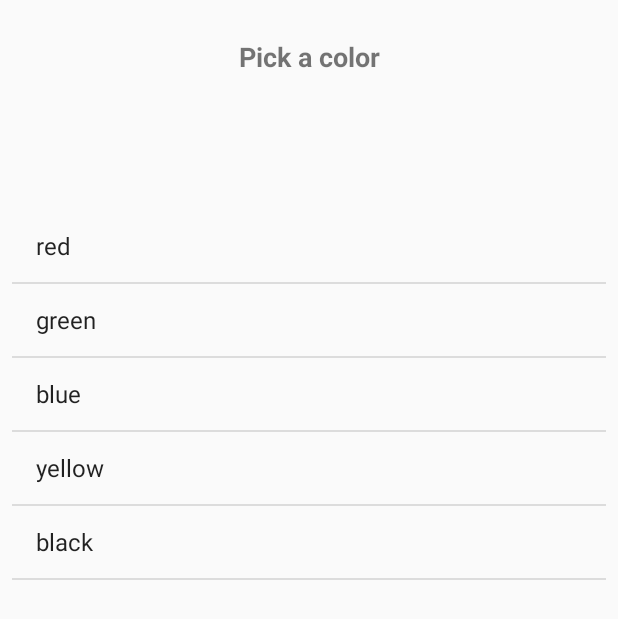
After one commit to GustavAT/Carcassonne, an Android app: the ColorPicker screen opened directly, with no data from a screen before it, on a phone screen of 412 x 824 dp. The commit adds this screen. Shown: the top 619 px of the screen. Run offline under Robolectric (Android 15) with nearby library versions, the phone set to English and light mode, and no system bars.

Commit message:
Pick a color Activity

```diff
--- a/app/src/main/AndroidManifest.xml
+++ b/app/src/main/AndroidManifest.xml
@@ -14,13 +14,13 @@
     <uses-permission android:name="android.permission.READ_EXTERNAL_STORAGE" />
 
     <application
+        android:name=".CarcassonneAppClass"
         android:allowBackup="true"
         android:icon="@mipmap/ic_launcher"
         android:label="@string/appTitle"
         android:roundIcon="@mipmap/ic_launcher_round"
         android:supportsRtl="true"
-        android:theme="@style/AppTheme"
-        android:name=".CarcassonneAppClass">
+        android:theme="@style/AppTheme">
         <activity android:name=".MainActivity">
             <intent-filter>
                 <action android:name="android.intent.action.MAIN" />
@@ -29,7 +29,8 @@
             </intent-filter>
         </activity>
         <activity android:name=".Settings" />
-        <activity android:name=".Rules"></activity>
+        <activity android:name=".Rules" />
+        <activity android:name=".ColorPicker"></activity>
     </application>
 
 </manifest>
--- /dev/null
+++ b/app/src/main/java/distudios/at/carcassonne/ColorPicker.java
@@ -0,0 +1,28 @@
+package distudios.at.carcassonne;
+
+import android.support.v7.app.AppCompatActivity;
+import android.os.Bundle;
+import android.view.View;
+import android.widget.AdapterView;
+import android.widget.ListView;
+
+public class ColorPicker extends AppCompatActivity {
+
+    ListView colorList;
+
+    @Override
+    protected void onCreate(Bundle savedInstanceState) {
+        super.onCreate(savedInstanceState);
+        setContentView(R.layout.activity_color_picker);
+
+        colorList= findViewById(R.id.color_list);
+        colorList.setOnItemClickListener(new AdapterView.OnItemClickListener() {
+
+            @Override
+            public void onItemClick(AdapterView<?> adapterView, View view, int i, long l) {
+                String str=adapterView.getItemAtPosition(i).toString();
+            }
+        });
+
+    }
+}
--- /dev/null
+++ b/app/src/main/res/layout/activity_color_picker.xml
@@ -0,0 +1,41 @@
+<?xml version="1.0" encoding="utf-8"?>
+<android.support.constraint.ConstraintLayout xmlns:android="http://schemas.android.com/apk/res/android"
+    xmlns:app="http://schemas.android.com/apk/res-auto"
+    xmlns:tools="http://schemas.android.com/tools"
+    android:layout_width="match_parent"
+    android:layout_height="match_parent"
+    tools:context=".ColorPicker"
+    tools:layout_editor_absoluteY="25dp">
+
+
+    <TextView
+        android:id="@+id/textView"
+        android:layout_width="0dp"
+        android:layout_height="wrap_content"
+        android:layout_marginBottom="90dp"
+        android:layout_marginTop="25dp"
+        android:gravity="center"
+        android:text="@string/pick_a_color"
+        android:textSize="18sp"
+        android:textStyle="bold"
+        app:layout_constraintBottom_toTopOf="@+id/color_list"
+        app:layout_constraintEnd_toEndOf="parent"
+        app:layout_constraintStart_toStartOf="parent"
+        app:layout_constraintTop_toTopOf="parent" />
+
+    <ListView
+        android:id="@+id/color_list"
+        android:layout_width="0dp"
+        android:layout_height="0dp"
+        android:layout_marginBottom="189dp"
+        android:layout_marginEnd="8dp"
+        android:layout_marginLeft="8dp"
+        android:layout_marginRight="8dp"
+        android:layout_marginStart="8dp"
+        android:entries="@array/colors"
+        android:scrollbars="vertical"
+        app:layout_constraintBottom_toBottomOf="parent"
+        app:layout_constraintEnd_toEndOf="parent"
+        app:layout_constraintStart_toStartOf="parent"
+        app:layout_constraintTop_toBottomOf="@+id/textView" />
+</android.support.constraint.ConstraintLayout>
--- a/app/src/main/res/values/colors.xml
+++ b/app/src/main/res/values/colors.xml
@@ -4,4 +4,9 @@
     <color name="colorPrimaryDark">#303F9F</color>
     <color name="colorAccent">#FF4081</color>
     <color name="white">#ffffff</color>
+    <color name="red">#FF0000</color>
+    <color name="green">#008000</color>
+    <color name="blue">#0000FF</color>
+    <color name="yellow">#FFFF00</color>
+    <color name="black">#000000</color>
 </resources>
--- a/app/src/main/res/values/strings.xml
+++ b/app/src/main/res/values/strings.xml
@@ -4,4 +4,12 @@
     <string name="btnAbout">About</string>
     <string name="btnSettings">Optionen</string>
     <string name="appTitle">Space Carcassonne</string>
+    <string name="pick_a_color">Pick a color</string>
+    <string-array name="colors">
+        <item  name="red">red</item>
+        <item name="green">green</item>
+        <item name="blue">blue</item>
+        <item name="yellow">yellow</item>
+        <item name="black">black</item>
+    </string-array>
 </resources>
```
